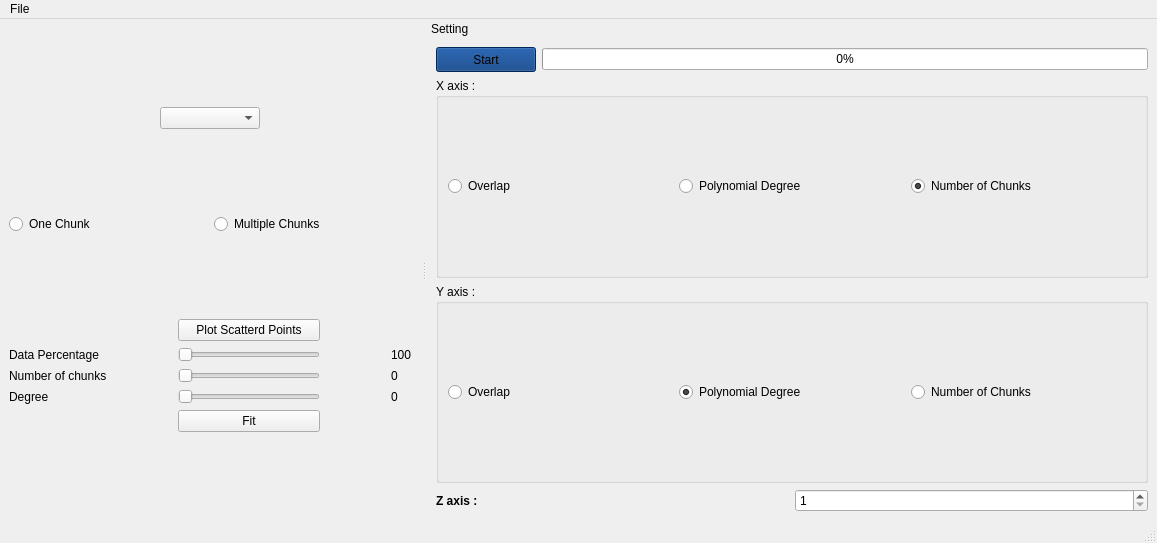
This is gui_main.ui in Mohamed-Ibrahim-01/curve-fitting as Qt 5 draws it before an edit. The edited form follows.
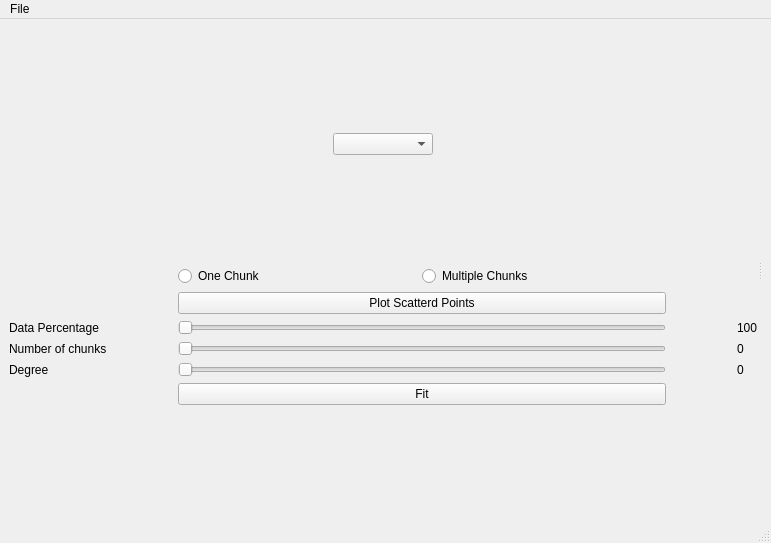
This is the edited form.

Commit message: refactor error map

```diff
--- a/gui_main.ui
+++ b/gui_main.ui
@@ -6,7 +6,7 @@
    <rect>
     <x>0</x>
     <y>0</y>
-    <width>1157</width>
+    <width>771</width>
     <height>543</height>
    </rect>
   </property>
@@ -14,7 +14,14 @@
    <string>MainWindow</string>
   </property>
   <widget class="QWidget" name="centralwidget">
-   <layout class="QVBoxLayout" name="verticalLayout_3">
+   <layout class="QVBoxLayout" name="verticalLayout_5">
+    <item>
+     <widget class="QSplitter" name="splitter">
+      <property name="orientation">
+       <enum>Qt::Horizontal</enum>
+      </property>
+      <widget class="QWidget" name="verticalLayoutWidget_2">
+       <layout class="QVBoxLayout" name="interpolation_area">
     <item>
      <layout class="QVBoxLayout" name="graph_layout">
       <property name="bottomMargin">
@@ -54,67 +61,12 @@
       </item>
      </layout>
     </item>
-    <item>
-     <layout class="QHBoxLayout" name="Radio_butto_Layout" stretch="0,0">
-      <item>
-       <widget class="QRadioButton" name="one_chunk">
-        <property name="text">
-         <string>One Chunk</string>
-        </property>
-       </widget>
-      </item>
-      <item>
-       <widget class="QRadioButton" name="mlutiple_chunks">
-        <property name="text">
-         <string>Multiple Chunks</string>
-        </property>
-       </widget>
-      </item>
-     </layout>
-    </item>
     <item>
      <layout class="QGridLayout" name="gridLayout">
       <property name="horizontalSpacing">
        <number>71</number>
       </property>
-      <item row="2" column="0">
-       <widget class="QLabel" name="label_3">
-        <property name="text">
-         <string>Number of chunks</string>
-        </property>
-       </widget>
-      </item>
-      <item row="3" column="2">
-       <widget class="QLabel" name="degree_lable">
-        <property name="text">
-         <string>0</string>
-        </property>
-       </widget>
-      </item>
-      <item row="2" column="2">
-       <widget class="QLabel" name="number_of_chunks_lable">
-        <property name="text">
-         <string>0</string>
-        </property>
-       </widget>
-      </item>
-      <item row="3" column="1">
-       <widget class="QSlider" name="polynomial_degree_slider">
-        <property name="minimumSize">
-         <size>
-          <width>0</width>
-          <height>0</height>
-         </size>
-        </property>
-        <property name="maximum">
-         <number>100</number>
-        </property>
-        <property name="orientation">
-         <enum>Qt::Horizontal</enum>
-        </property>
-       </widget>
-      </item>
-      <item row="1" column="1">
+          <item row="2" column="1">
        <widget class="QSlider" name="data_percentage_slider">
         <property name="maximum">
          <number>100</number>
@@ -124,49 +76,111 @@
         </property>
        </widget>
       </item>
-      <item row="1" column="0">
-       <widget class="QLabel" name="label_5">
-        <property name="text">
-         <string>Data Percentage</string>
-        </property>
-       </widget>
-      </item>
-      <item row="3" column="0">
+          <item row="4" column="0">
        <widget class="QLabel" name="label_4">
         <property name="text">
          <string>Degree</string>
         </property>
        </widget>
       </item>
-      <item row="2" column="1">
-       <widget class="QSlider" name="number_of_chunks_slider">
+          <item row="5" column="1">
+           <widget class="QPushButton" name="fitting_button">
+            <property name="text">
+             <string>Fit</string>
+            </property>
+           </widget>
+          </item>
+          <item row="4" column="1">
+           <widget class="QSlider" name="polynomial_degree_slider">
+            <property name="minimumSize">
+             <size>
+              <width>0</width>
+              <height>0</height>
+             </size>
+            </property>
+            <property name="maximum">
+             <number>100</number>
+            </property>
         <property name="orientation">
          <enum>Qt::Horizontal</enum>
         </property>
        </widget>
       </item>
-      <item row="1" column="2">
+          <item row="2" column="2">
        <widget class="QLabel" name="data_percentage_label">
         <property name="text">
          <string>100</string>
         </property>
        </widget>
       </item>
-      <item row="0" column="1">
+          <item row="1" column="1">
        <widget class="QPushButton" name="start_button">
         <property name="text">
          <string>Plot Scatterd Points</string>
         </property>
        </widget>
       </item>
-      <item row="4" column="1">
-       <widget class="QPushButton" name="fitting_button">
+          <item row="3" column="0">
+           <widget class="QLabel" name="label_3">
         <property name="text">
-         <string>Fit</string>
+             <string>Number of chunks</string>
         </property>
        </widget>
       </item>
-     </layout>
+          <item row="2" column="0">
+           <widget class="QLabel" name="label_5">
+            <property name="text">
+             <string>Data Percentage</string>
+            </property>
+           </widget>
+          </item>
+          <item row="3" column="2">
+           <widget class="QLabel" name="number_of_chunks_lable">
+            <property name="text">
+             <string>0</string>
+            </property>
+           </widget>
+          </item>
+          <item row="4" column="2">
+           <widget class="QLabel" name="degree_lable">
+            <property name="text">
+             <string>0</string>
+            </property>
+           </widget>
+          </item>
+          <item row="3" column="1">
+           <widget class="QSlider" name="number_of_chunks_slider">
+            <property name="orientation">
+             <enum>Qt::Horizontal</enum>
+            </property>
+           </widget>
+          </item>
+          <item row="0" column="1">
+           <layout class="QHBoxLayout" name="Radio_butto_Layout" stretch="0,0">
+            <item>
+             <widget class="QRadioButton" name="one_chunk">
+              <property name="text">
+               <string>One Chunk</string>
+              </property>
+             </widget>
+            </item>
+            <item>
+             <widget class="QRadioButton" name="mlutiple_chunks">
+              <property name="text">
+               <string>Multiple Chunks</string>
+              </property>
+             </widget>
+            </item>
+           </layout>
+          </item>
+         </layout>
+        </item>
+       </layout>
+      </widget>
+      <widget class="QWidget" name="verticalLayoutWidget">
+       <layout class="QVBoxLayout" name="error_map_area"/>
+      </widget>
+     </widget>
     </item>
    </layout>
   </widget>
@@ -175,7 +189,7 @@
     <rect>
      <x>0</x>
      <y>0</y>
-     <width>1157</width>
+     <width>771</width>
      <height>20</height>
     </rect>
    </property>
@@ -187,168 +201,6 @@
    <addaction name="menuFile"/>
   </widget>
   <widget class="QStatusBar" name="statusbar"/>
-  <widget class="QDockWidget" name="dockWidget">
-   <property name="minimumSize">
-    <size>
-     <width>730</width>
-     <height>240</height>
-    </size>
-   </property>
-   <property name="features">
-    <set>QDockWidget::NoDockWidgetFeatures</set>
-   </property>
-   <property name="allowedAreas">
-    <set>Qt::RightDockWidgetArea</set>
-   </property>
-   <property name="windowTitle">
-    <string>Setting</string>
-   </property>
-   <attribute name="dockWidgetArea">
-    <number>2</number>
-   </attribute>
-   <widget class="QWidget" name="dockWidgetContents">
-    <layout class="QVBoxLayout" name="verticalLayout_4">
-     <item>
-      <layout class="QVBoxLayout" name="erro_map_layout">
-       <item>
-        <layout class="QHBoxLayout" name="horizontalLayout">
-         <item>
-          <widget class="QPushButton" name="error_map_button">
-           <property name="minimumSize">
-            <size>
-             <width>100</width>
-             <height>25</height>
-            </size>
-           </property>
-           <property name="styleSheet">
-            <string notr="true">background-color: rgb(0, 54, 125);</string>
-           </property>
-           <property name="text">
-            <string>Start</string>
-           </property>
-          </widget>
-         </item>
-         <item>
-          <widget class="QProgressBar" name="progressBar">
-           <property name="value">
-            <number>0</number>
-           </property>
-          </widget>
-         </item>
-        </layout>
-       </item>
-      </layout>
-     </item>
-     <item>
-      <layout class="QVBoxLayout" name="error_map_setting_layout">
-       <item>
-        <widget class="QGroupBox" name="x_axis_groupBox">
-         <property name="title">
-          <string>X axis :</string>
-         </property>
-         <layout class="QHBoxLayout" name="horizontalLayout_2">
-          <item>
-           <widget class="QRadioButton" name="x_overlap">
-            <property name="text">
-             <string>Overlap</string>
-            </property>
-            <property name="checked">
-             <bool>false</bool>
-            </property>
-           </widget>
-          </item>
-          <item>
-           <widget class="QRadioButton" name="x_polydeg">
-            <property name="text">
-             <string>Polynomial Degree</string>
-            </property>
-            <property name="checked">
-             <bool>false</bool>
-            </property>
-           </widget>
-          </item>
-          <item>
-           <widget class="QRadioButton" name="x_numchunk">
-            <property name="text">
-             <string>Number of Chunks</string>
-            </property>
-            <property name="checked">
-             <bool>true</bool>
-            </property>
-           </widget>
-          </item>
-         </layout>
-        </widget>
-       </item>
-       <item>
-        <widget class="QGroupBox" name="y_axis_groupBox">
-         <property name="title">
-          <string>Y axis :</string>
-         </property>
-         <layout class="QHBoxLayout" name="horizontalLayout_4">
-          <item>
-           <widget class="QRadioButton" name="y_overlap">
-            <property name="text">
-             <string>Overlap</string>
-            </property>
-            <property name="checked">
-             <bool>false</bool>
-            </property>
-           </widget>
-          </item>
-          <item>
-           <widget class="QRadioButton" name="y_polydeg">
-            <property name="text">
-             <string>Polynomial Degree</string>
-            </property>
-            <property name="checked">
-             <bool>true</bool>
-            </property>
-           </widget>
-          </item>
-          <item>
-           <widget class="QRadioButton" name="y_numchunk">
-            <property name="text">
-             <string>Number of Chunks</string>
-            </property>
-            <property name="checked">
-             <bool>false</bool>
-            </property>
-           </widget>
-          </item>
-         </layout>
-        </widget>
-       </item>
-       <item>
-        <layout class="QHBoxLayout" name="z_axis_layout">
-         <item>
-          <widget class="QLabel" name="z_axis_label">
-           <property name="styleSheet">
-            <string notr="true">font: 10pt &quot;Sans Serif&quot;;
-font-weight: bold;</string>
-           </property>
-           <property name="text">
-            <string>Z axis :</string>
-           </property>
-          </widget>
-         </item>
-         <item>
-          <widget class="QSpinBox" name="z_axis_spinbox">
-           <property name="minimum">
-            <number>1</number>
-           </property>
-           <property name="maximum">
-            <number>100</number>
-           </property>
-          </widget>
-         </item>
-        </layout>
-       </item>
-      </layout>
-     </item>
-    </layout>
-   </widget>
-  </widget>
   <action name="openaction">
    <property name="enabled">
     <bool>true</bool>
```
Lines whose indentation alone changed are shown as unchanged. The commit also changes 3 other files.
